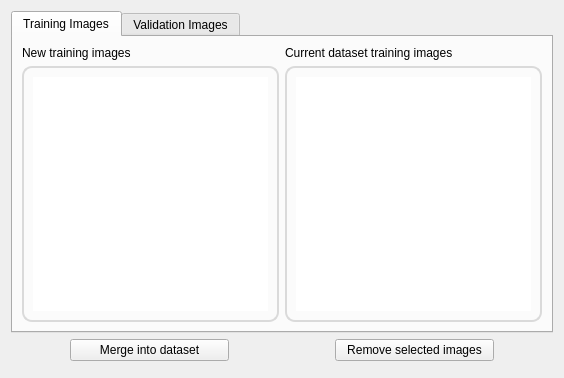
First picture: the form in view/imageinspectionwidget.ui, repository Joensw/RCAIT, before the edit.
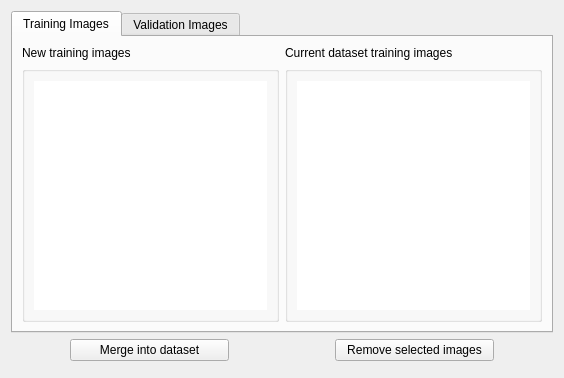
Second picture: the form after the edit. The open tabs and pages were chosen to show the change. Icons and pictures are not drawn. Custom widgets are drawn as their Qt base class.

What changed in the file:
```diff
--- a/view/imageinspectionwidget.ui
+++ b/view/imageinspectionwidget.ui
@@ -26,13 +26,6 @@
             <layout class="QGridLayout" name="gridLayout_3">
                 <item row="1" column="0">
                     <widget class="QGroupBox" name="groupBox">
-                        <property name="styleSheet">
-                            <string notr="true">QGroupBox {
-                                border: 2px solid rgb(218,218,218);
-                                border-radius: 10px;
-                                }
-                            </string>
-                        </property>
                         <property name="title">
                             <string/>
                         </property>
@@ -74,13 +67,6 @@
                 </item>
                 <item row="1" column="1">
                     <widget class="QGroupBox" name="groupBox_2">
-                        <property name="styleSheet">
-                            <string notr="true">QGroupBox {
-                                border: 2px solid rgb(218,218,218);
-                                border-radius: 10px;
-                                }
-                            </string>
-                        </property>
                         <property name="title">
                             <string/>
                         </property>
```
Left out of the diff: 40 changed lines with no effect on the pictures. Lines whose indentation alone changed are shown as unchanged.
